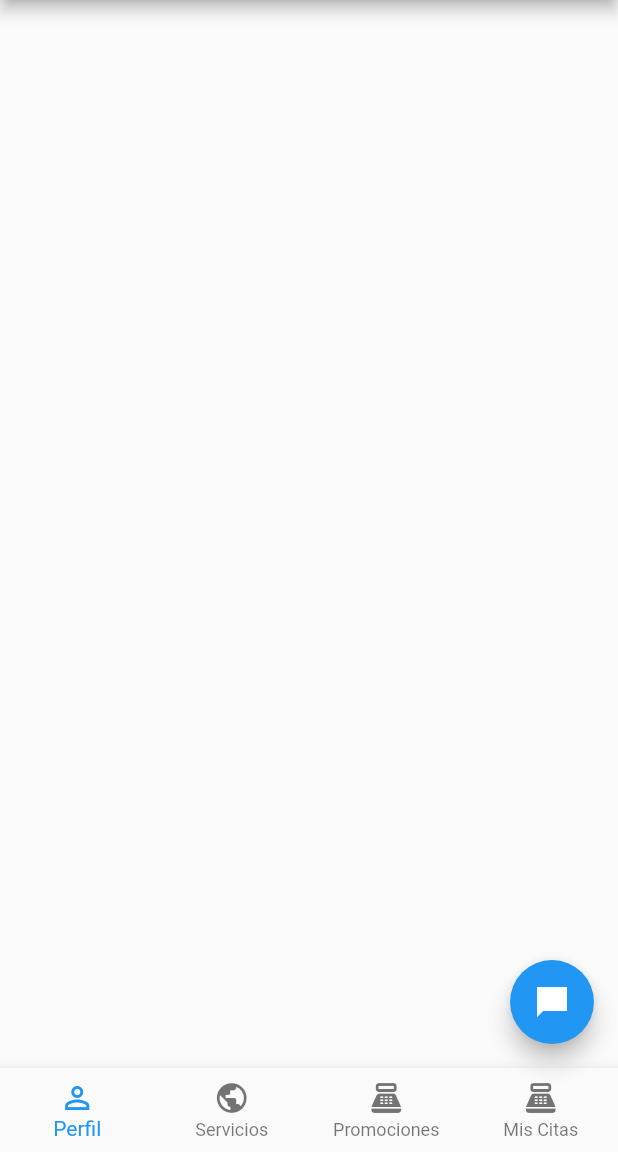
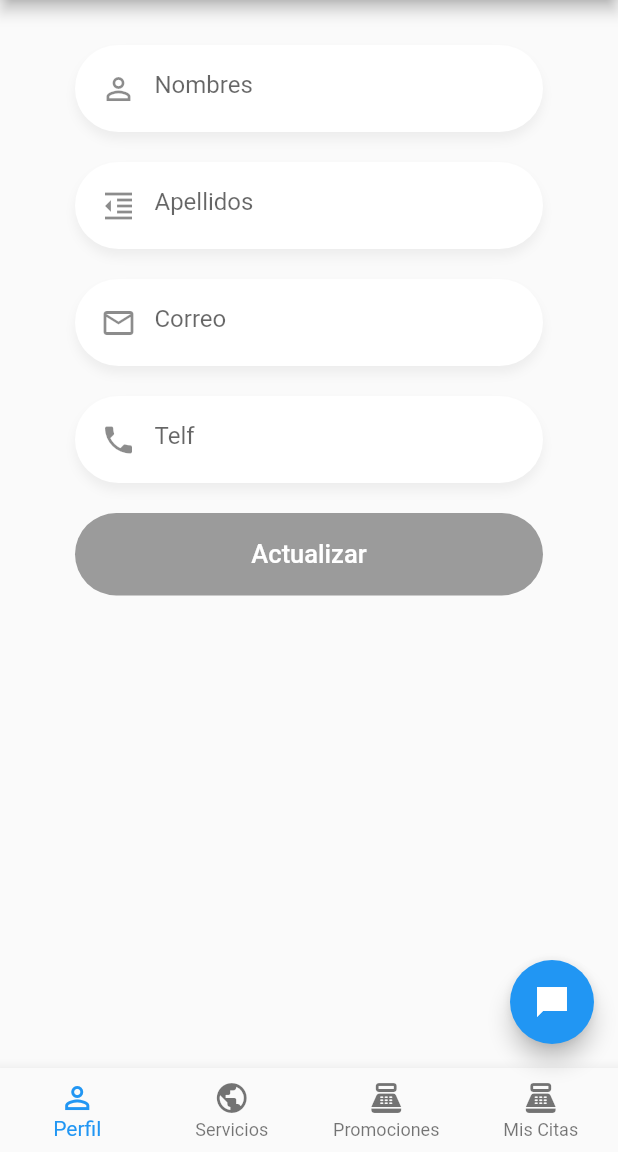
Before and after one commit to DaniloS92/notofi_app, a Flutter app: the screen it shows after launch, on a phone screen of 412 x 824 dp, the part 84-1236 px from its top. Run offline on Flutter 3.47's test engine with Material 2 defaults, Android fonts, the phone set to English and light mode, and no system bars; our stand-ins replace flutter_secure_storage, pull_to_refresh; accounts and stored records are empty.

Commit message:
IMP Menu usuario

```diff
--- a/lib/pages/tabs/tab_profile.dart
+++ b/lib/pages/tabs/tab_profile.dart
@@ -1,3 +1,5 @@
+import 'package:chat/widgets/btn_azul.dart';
+import 'package:chat/widgets/custom_input.dart';
 import 'package:flutter/material.dart';
 
 class TabProfilePage extends StatefulWidget {
@@ -6,10 +8,45 @@ class TabProfilePage extends StatefulWidget {
 }
 
 class _TabProfilePageState extends State<TabProfilePage> {
+  final nameCtr = TextEditingController();
+  final lastnameCtr = TextEditingController();
+  final phoneCtr = TextEditingController();
+  final emailCtr = TextEditingController();
+  final passCtr = TextEditingController();
+
   @override
   Widget build(BuildContext context) {
-    return Container(
-      child: null,
+    return SingleChildScrollView(
+      child: Container(
+        margin: EdgeInsets.only(top: 30),
+        padding: EdgeInsets.symmetric(horizontal: 50),
+        child: Column(
+          children: [
+            CustomInput(
+                icon: Icons.perm_identity,
+                placeholder: 'Nombres',
+                keyboardType: TextInputType.text,
+                textEditingController: nameCtr),
+            CustomInput(
+                icon: Icons.format_indent_decrease,
+                placeholder: 'Apellidos',
+                keyboardType: TextInputType.text,
+                textEditingController: lastnameCtr),
+            CustomInput(
+                icon: Icons.mail_outline,
+                placeholder: 'Correo',
+                keyboardType: TextInputType.emailAddress,
+                textEditingController: emailCtr),
+            CustomInput(
+                icon: Icons.phone,
+                placeholder: 'Telf',
+                keyboardType: TextInputType.text,
+                textEditingController: phoneCtr),
+            // Todo: Aqui hay que crear el boton
+            BotonAzul(text: 'Actualizar', onPressed: null)
+          ],
+        ),
+      ),
     );
   }
 }
```
